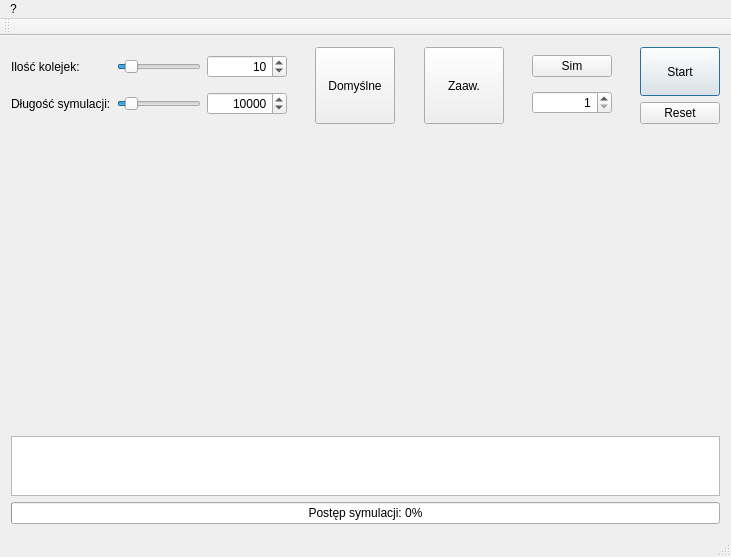
The window that mainwindow.ui (wgml/kolejki) describes before a commit, drawn with Qt 5.
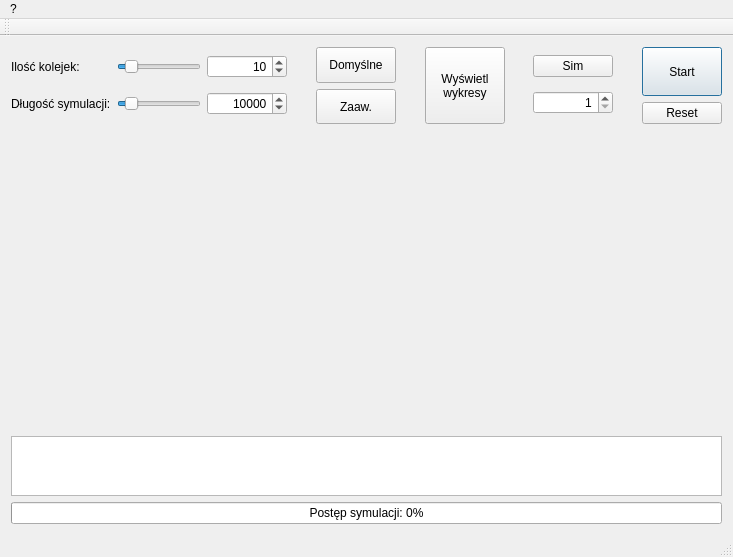
The same window after the commit. Custom widgets are drawn as their Qt base class.

Patch:
```diff
--- a/mainwindow.ui
+++ b/mainwindow.ui
@@ -6,7 +6,7 @@
    <rect>
     <x>0</x>
     <y>0</y>
-    <width>731</width>
+    <width>733</width>
     <height>557</height>
    </rect>
   </property>
@@ -26,9 +26,9 @@
    <string>MainWindow</string>
   </property>
   <widget class="QWidget" name="centralWidget">
-   <layout class="QGridLayout" name="gridLayout">
-    <item row="0" column="0">
-     <layout class="QVBoxLayout" name="verticalLayout_4">
+   <layout class="QVBoxLayout" name="verticalLayout_6">
+    <item>
+     <layout class="QVBoxLayout" name="verticalLayout_5">
       <item>
        <layout class="QHBoxLayout" name="horizontalLayout_3">
         <item>
@@ -182,17 +182,34 @@
          </spacer>
         </item>
         <item>
-         <widget class="QPushButton" name="defaultButton">
-          <property name="sizePolicy">
-           <sizepolicy hsizetype="Minimum" vsizetype="Preferred">
-            <horstretch>0</horstretch>
-            <verstretch>0</verstretch>
-           </sizepolicy>
-          </property>
-          <property name="text">
-           <string>Domyślne</string>
-          </property>
-         </widget>
+         <layout class="QVBoxLayout" name="verticalLayout_4">
+          <item>
+           <widget class="QPushButton" name="defaultButton">
+            <property name="sizePolicy">
+             <sizepolicy hsizetype="Minimum" vsizetype="Preferred">
+              <horstretch>0</horstretch>
+              <verstretch>0</verstretch>
+             </sizepolicy>
+            </property>
+            <property name="text">
+             <string>Domyślne</string>
+            </property>
+           </widget>
+          </item>
+          <item>
+           <widget class="QPushButton" name="advancedButton">
+            <property name="sizePolicy">
+             <sizepolicy hsizetype="Minimum" vsizetype="Preferred">
+              <horstretch>0</horstretch>
+              <verstretch>0</verstretch>
+             </sizepolicy>
+            </property>
+            <property name="text">
+             <string>Zaaw.</string>
+            </property>
+           </widget>
+          </item>
+         </layout>
         </item>
         <item>
          <spacer name="horizontalSpacer_6">
@@ -208,7 +225,7 @@
          </spacer>
         </item>
         <item>
-         <widget class="QPushButton" name="advancedButton">
+         <widget class="QPushButton" name="showPlotsButton">
           <property name="sizePolicy">
            <sizepolicy hsizetype="Minimum" vsizetype="Preferred">
             <horstretch>0</horstretch>
@@ -216,7 +233,8 @@
            </sizepolicy>
           </property>
           <property name="text">
-           <string>Zaaw.</string>
+           <string>Wyświetl 
+wykresy</string>
           </property>
          </widget>
         </item>
@@ -410,7 +428,7 @@
     <rect>
      <x>0</x>
      <y>0</y>
-     <width>731</width>
+     <width>733</width>
      <height>25</height>
     </rect>
    </property>
```
